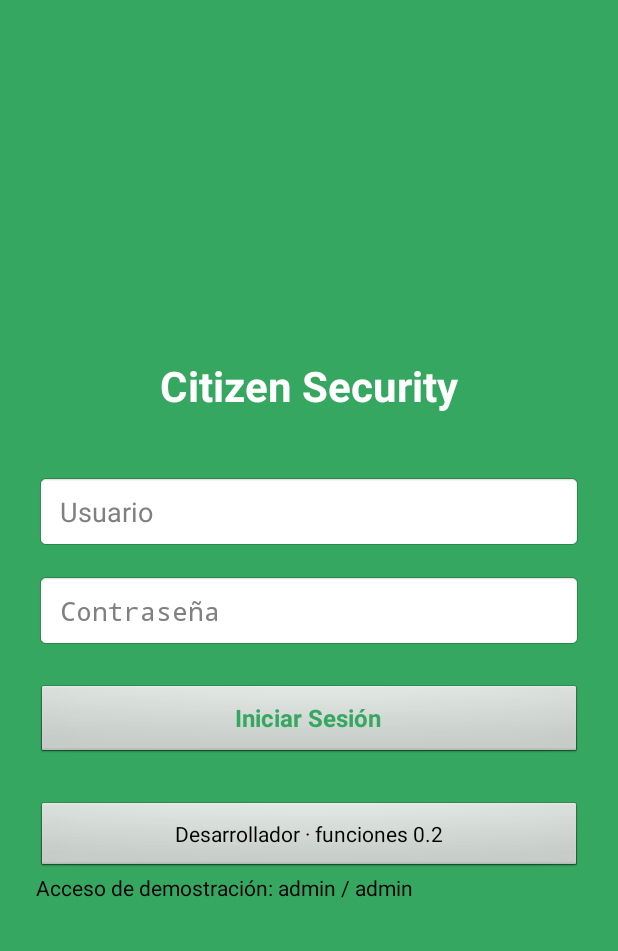
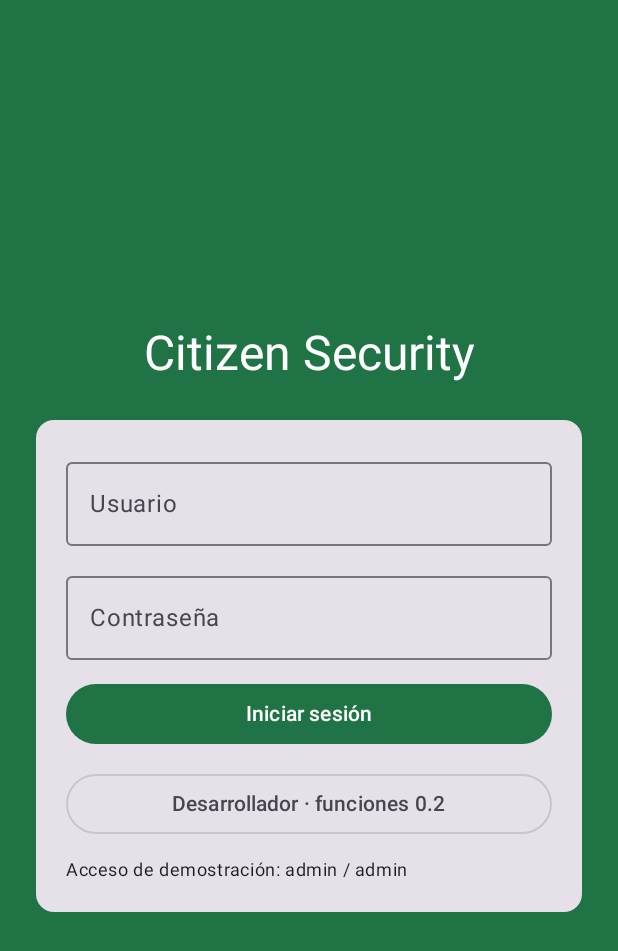
Before and after one commit to Spidey123134/citizensecurity, an Android app built with Jetpack Compose: the screen it shows after launch (MainActivity), on a phone screen of 412 x 824 dp. Shown: the top 951 px of the screen. Run offline under Robolectric (Android 15) with nearby library versions, the phone set to English and light mode, and no system bars.

Commit message:
Migrar la demo de CitizenSecurity v0.2.1 a Jetpack Compose
Conserva splash, acceso y herramientas de la release. Organiza las tres pantallas en Kotlin y reutiliza la recepción y la validación del reporte.

```diff
--- a/app/build.gradle.kts
+++ b/app/build.gradle.kts
@@ -10,11 +10,11 @@ android {
     }
     buildToolsVersion = "37.0.0"
     defaultConfig {
-        applicationId = "com.example.citizensecurity"
+        applicationId = "com.example.citizensecurity.composedemo"
         minSdk = 26
         targetSdk = 37
         versionCode = 6
-        versionName = "0.2.1"
+        versionName = "0.2.1-compose-demo"
     }
     buildFeatures { compose = true }
     compileOptions {
--- a/app/src/main/AndroidManifest.xml
+++ b/app/src/main/AndroidManifest.xml
@@ -24,11 +24,13 @@
         <!-- MainActivity (Login) -->
         <activity
             android:name=".MainActivity"
-            android:exported="false" />
+            android:exported="false"
+            android:windowSoftInputMode="adjustResize" />
 
         <activity
             android:name=".release.ReleasedToolsActivity"
-            android:exported="false" />
+            android:exported="false"
+            android:windowSoftInputMode="adjustResize" />
 
     </application>
 
--- a/app/src/main/kotlin/com/example/citizensecurity/MainActivity.kt
+++ b/app/src/main/kotlin/com/example/citizensecurity/MainActivity.kt
@@ -1,9 +1,15 @@
 package com.example.citizensecurity
 
+import android.content.Intent
 import android.os.Bundle
 import androidx.activity.ComponentActivity
+import androidx.activity.compose.setContent
+import androidx.activity.enableEdgeToEdge
 import androidx.lifecycle.ViewModelProvider
+import com.example.citizensecurity.release.ReleasedToolsActivity
 import com.example.citizensecurity.report.ReportViewModel
+import com.example.citizensecurity.screen.CitizenSecurityTheme
+import com.example.citizensecurity.screen.HomeScreen
 
 class MainActivity : ComponentActivity() {
     val reportViewModel: ReportViewModel by lazy {
@@ -13,7 +19,15 @@ class MainActivity : ComponentActivity() {
 
     override fun onCreate(savedInstanceState: Bundle?) {
         super.onCreate(savedInstanceState)
-        setContentView(R.layout.activity_main)
-        ReleasedEntry.attach(this)
+        enableEdgeToEdge()
+        setContent {
+            CitizenSecurityTheme {
+                HomeScreen(onOpenTools = ::openTools)
+            }
+        }
+    }
+
+    private fun openTools() {
+        startActivity(Intent(this, ReleasedToolsActivity::class.java))
     }
 }
--- a/app/src/main/kotlin/com/example/citizensecurity/ReleasedEntry.kt
+++ /dev/null
@@ -1,47 +0,0 @@
-package com.example.citizensecurity
-
-import android.content.Intent
-import android.graphics.Color
-import android.widget.Button
-import android.widget.EditText
-import android.widget.LinearLayout
-import android.widget.TextView
-import androidx.activity.ComponentActivity
-import com.example.citizensecurity.release.DemoLogin
-import com.example.citizensecurity.release.ReleasedToolsActivity
-
-internal object ReleasedEntry {
-    fun attach(activity: ComponentActivity) {
-        val container = activity.findViewById<LinearLayout>(R.id.main_container)
-        val button = Button(activity).apply {
-            id = R.id.released_tools_entry
-            setText(R.string.released_tools_entry)
-            setOnClickListener { openTools(activity) }
-        }
-        val params = LinearLayout.LayoutParams(
-            LinearLayout.LayoutParams.MATCH_PARENT,
-            LinearLayout.LayoutParams.WRAP_CONTENT,
-        ).apply { topMargin = (12 * activity.resources.displayMetrics.density).toInt() }
-        container.addView(button, container.childCount - 1, params)
-        container.addView(TextView(activity).apply {
-            setText(R.string.demo_login_hint)
-            setTextColor(Color.BLACK)
-        }, container.childCount - 1)
-
-        val username = activity.findViewById<EditText>(R.id.user)
-        val password = activity.findViewById<EditText>(R.id.pass)
-        activity.findViewById<Button>(R.id.login_button).setOnClickListener {
-            if (DemoLogin.accepts(username.text.toString(), password.text.toString())) {
-                password.error = null
-                password.text.clear()
-                openTools(activity)
-            } else {
-                password.error = activity.getString(R.string.demo_login_error)
-            }
-        }
-    }
-
-    private fun openTools(activity: ComponentActivity) {
-        activity.startActivity(Intent(activity, ReleasedToolsActivity::class.java))
-    }
-}
--- a/app/src/main/kotlin/com/example/citizensecurity/SplashActivity.kt
+++ b/app/src/main/kotlin/com/example/citizensecurity/SplashActivity.kt
@@ -2,22 +2,25 @@ package com.example.citizensecurity
 
 import android.content.Intent
 import android.os.Bundle
-import android.os.Handler
-import android.os.Looper
 import androidx.activity.ComponentActivity
+import androidx.activity.compose.setContent
+import androidx.activity.enableEdgeToEdge
+import androidx.compose.runtime.LaunchedEffect
+import com.example.citizensecurity.screen.CitizenSecurityTheme
+import com.example.citizensecurity.screen.SplashScreen
+import kotlinx.coroutines.delay
 
 class SplashActivity : ComponentActivity() {
-
-    private val splashTimeout: Long = 3000
-
     override fun onCreate(savedInstanceState: Bundle?) {
         super.onCreate(savedInstanceState)
-        setContentView(R.layout.activity_splash)
-
-        Handler(Looper.getMainLooper()).postDelayed({
-            val intent = Intent(this, MainActivity::class.java)
-            startActivity(intent)
-            finish()
-        }, splashTimeout)
+        enableEdgeToEdge()
+        setContent {
+            CitizenSecurityTheme { SplashScreen() }
+            LaunchedEffect(Unit) {
+                delay(3_000)
+                startActivity(Intent(this@SplashActivity, MainActivity::class.java))
+                finish()
+            }
+        }
     }
 }
--- /dev/null
+++ b/app/src/main/kotlin/com/example/citizensecurity/screen/CitizenSecurityTheme.kt
@@ -0,0 +1,24 @@
+package com.example.citizensecurity.screen
+
+import androidx.compose.foundation.isSystemInDarkTheme
+import androidx.compose.material3.MaterialTheme
+import androidx.compose.material3.darkColorScheme
+import androidx.compose.material3.lightColorScheme
+import androidx.compose.runtime.Composable
+import androidx.compose.ui.graphics.Color
+
+internal val CitizenGreen = Color(0xFF207345)
+
+private val lightColors = lightColorScheme(primary = CitizenGreen)
+private val darkColors = darkColorScheme(
+    primary = Color(0xFF96D6AC),
+    onPrimary = Color(0xFF00391F),
+)
+
+@Composable
+internal fun CitizenSecurityTheme(content: @Composable () -> Unit) {
+    MaterialTheme(
+        colorScheme = if (isSystemInDarkTheme()) darkColors else lightColors,
+        content = content,
+    )
+}
--- /dev/null
+++ b/app/src/main/kotlin/com/example/citizensecurity/screen/HomeScreen.kt
@@ -0,0 +1,122 @@
+package com.example.citizensecurity.screen
+
+import androidx.compose.foundation.layout.Arrangement
+import androidx.compose.foundation.layout.BoxWithConstraints
+import androidx.compose.foundation.layout.Column
+import androidx.compose.foundation.layout.fillMaxSize
+import androidx.compose.foundation.layout.fillMaxWidth
+import androidx.compose.foundation.layout.heightIn
+import androidx.compose.foundation.layout.imePadding
+import androidx.compose.foundation.layout.padding
+import androidx.compose.foundation.layout.safeDrawingPadding
+import androidx.compose.foundation.layout.widthIn
+import androidx.compose.foundation.rememberScrollState
+import androidx.compose.foundation.text.KeyboardOptions
+import androidx.compose.foundation.verticalScroll
+import androidx.compose.material3.Button
+import androidx.compose.material3.Card
+import androidx.compose.material3.MaterialTheme
+import androidx.compose.material3.OutlinedButton
+import androidx.compose.material3.OutlinedTextField
+import androidx.compose.material3.Surface
+import androidx.compose.material3.Text
+import androidx.compose.runtime.Composable
+import androidx.compose.runtime.getValue
+import androidx.compose.runtime.mutableStateOf
+import androidx.compose.runtime.remember
+import androidx.compose.runtime.saveable.rememberSaveable
+import androidx.compose.runtime.setValue
+import androidx.compose.ui.Alignment
+import androidx.compose.ui.Modifier
+import androidx.compose.ui.graphics.Color
+import androidx.compose.ui.platform.LocalFocusManager
+import androidx.compose.ui.res.stringResource
+import androidx.compose.ui.text.input.KeyboardType
+import androidx.compose.ui.text.input.PasswordVisualTransformation
+import androidx.compose.ui.unit.dp
+import com.example.citizensecurity.R
+import com.example.citizensecurity.release.DemoLogin
+
+@Composable
+internal fun HomeScreen(onOpenTools: () -> Unit) {
+    var username by rememberSaveable { mutableStateOf("") }
+    var password by remember { mutableStateOf("") }
+    var loginError by remember { mutableStateOf(false) }
+    val focus = LocalFocusManager.current
+
+    Surface(Modifier.fillMaxSize(), color = CitizenGreen, contentColor = Color.White) {
+        BoxWithConstraints(
+            modifier = Modifier.fillMaxSize().safeDrawingPadding().imePadding(),
+            contentAlignment = Alignment.TopCenter,
+        ) {
+            Column(
+                modifier = Modifier
+                    .widthIn(max = 480.dp)
+                    .fillMaxWidth()
+                    .verticalScroll(rememberScrollState())
+                    .heightIn(min = maxHeight)
+                    .padding(24.dp),
+                horizontalAlignment = Alignment.CenterHorizontally,
+                verticalArrangement = Arrangement.spacedBy(24.dp, Alignment.CenterVertically),
+            ) {
+                Text(stringResource(R.string.brand_name), style = MaterialTheme.typography.headlineLarge)
+                Card(Modifier.fillMaxWidth()) {
+                    Column(
+                        modifier = Modifier.padding(20.dp),
+                        verticalArrangement = Arrangement.spacedBy(12.dp),
+                    ) {
+                        OutlinedTextField(
+                            value = username,
+                            onValueChange = {
+                                username = it
+                                loginError = false
+                            },
+                            modifier = Modifier.fillMaxWidth(),
+                            label = { Text(stringResource(R.string.login_username)) },
+                            singleLine = true,
+                        )
+                        OutlinedTextField(
+                            value = password,
+                            onValueChange = {
+                                password = it
+                                loginError = false
+                            },
+                            modifier = Modifier.fillMaxWidth(),
+                            label = { Text(stringResource(R.string.login_password)) },
+                            singleLine = true,
+                            visualTransformation = PasswordVisualTransformation(),
+                            keyboardOptions = KeyboardOptions(keyboardType = KeyboardType.Password),
+                            isError = loginError,
+                        )
+                        if (loginError) {
+                            Text(stringResource(R.string.demo_login_error), color = MaterialTheme.colorScheme.error)
+                        }
+                        Button(
+                            onClick = {
+                                if (DemoLogin.accepts(username, password)) {
+                                    password = ""
+                                    focus.clearFocus()
+                                    onOpenTools()
+                                } else {
+                                    loginError = true
+                                }
+                            },
+                            modifier = Modifier.fillMaxWidth(),
+                        ) { Text(stringResource(R.string.login_action)) }
+                        OutlinedButton(
+                            onClick = {
+                                focus.clearFocus()
+                                onOpenTools()
+                            },
+                            modifier = Modifier.fillMaxWidth(),
+                        ) { Text(stringResource(R.string.released_tools_entry)) }
+                        Text(
+                            stringResource(R.string.demo_login_hint),
+                            style = MaterialTheme.typography.bodySmall,
+                        )
+                    }
+                }
+            }
+        }
+    }
+}
--- /dev/null
+++ b/app/src/main/kotlin/com/example/citizensecurity/screen/SplashScreen.kt
@@ -0,0 +1,32 @@
+package com.example.citizensecurity.screen
+
+import androidx.compose.foundation.layout.Arrangement
+import androidx.compose.foundation.layout.Column
+import androidx.compose.foundation.layout.fillMaxSize
+import androidx.compose.foundation.layout.safeDrawingPadding
+import androidx.compose.material3.CircularProgressIndicator
+import androidx.compose.material3.MaterialTheme
+import androidx.compose.material3.Surface
+import androidx.compose.material3.Text
+import androidx.compose.runtime.Composable
+import androidx.compose.ui.Alignment
+import androidx.compose.ui.Modifier
+import androidx.compose.ui.graphics.Color
+import androidx.compose.ui.res.stringResource
+import androidx.compose.ui.unit.dp
+import com.example.citizensecurity.R
+
+@Composable
+internal fun SplashScreen() {
+    Surface(Modifier.fillMaxSize(), color = CitizenGreen, contentColor = Color.White) {
+        Column(
+            modifier = Modifier.fillMaxSize().safeDrawingPadding(),
+            horizontalAlignment = Alignment.CenterHorizontally,
+            verticalArrangement = Arrangement.spacedBy(16.dp, Alignment.CenterVertically),
+        ) {
+            Text(stringResource(R.string.brand_name), style = MaterialTheme.typography.headlineLarge)
+            CircularProgressIndicator(color = Color.White)
+            Text(stringResource(R.string.splash_loading))
+        }
+    }
+}
--- a/app/src/main/res/layout/activity_main.xml
+++ /dev/null
@@ -1,80 +0,0 @@
-<?xml version="1.0" encoding="utf-8"?>
-<LinearLayout xmlns:android="http://schemas.android.com/apk/res/android"
-    android:id="@+id/main_container"
-    android:layout_width="match_parent"
-    android:layout_height="match_parent"
-    android:background="#36A760"
-    android:gravity="center_horizontal"
-    android:orientation="vertical"
-    android:padding="24dp">
-
-    <!-- Espaciador superior -->
-    <View
-        android:layout_width="match_parent"
-        android:layout_height="0dp"
-        android:layout_weight="1" />
-
-    <!-- Logotipo -->
-
-    <!-- Título Citizen Security -->
-    <TextView
-        android:id="@+id/title_view"
-        android:layout_width="wrap_content"
-        android:layout_height="wrap_content"
-        android:layout_marginTop="16dp"
-        android:text="Citizen Security"
-        android:textColor="#FFFFFF"
-        android:textSize="28sp"
-        android:textStyle="bold" />
-
-    <!-- Campo Username -->
-    <EditText
-        android:id="@+id/user"
-        android:layout_width="match_parent"
-        android:layout_height="50dp"
-        android:layout_marginTop="40dp"
-        android:background="@android:drawable/editbox_background_normal"
-
-        android:drawablePadding="12dp"
-        android:hint="Usuario"
-        android:inputType="text"
-        android:paddingStart="16dp"
-        android:paddingEnd="16dp" />
-
-    <!-- Campo Password -->
-    <EditText
-        android:id="@+id/pass"
-        android:layout_width="match_parent"
-        android:layout_height="50dp"
-        android:layout_marginTop="16dp"
-        android:background="@android:drawable/editbox_background_normal"
-        android:drawablePadding="12dp"
-        android:hint="Contraseña"
-        android:inputType="textPassword"
-        android:paddingStart="16dp"
-        android:paddingEnd="16dp" />
-
-    <!-- Botón Login -->
-    <Button
-        android:id="@+id/login_button"
-        android:layout_width="match_parent"
-        android:layout_height="50dp"
-        android:layout_marginTop="24dp"
-        android:text="Iniciar Sesión"
-        android:textColor="#36A760"
-        android:textSize="16sp"
-        android:textStyle="bold" />
-
-    <!-- Enlaces inferiores -->
-    <RelativeLayout
-        android:layout_width="match_parent"
-        android:layout_height="wrap_content"
-        android:layout_marginTop="16dp"/>
-
-    <!-- Espaciador inferior -->
-    <View
-        android:layout_width="match_parent"
-        android:layout_height="0dp"
-        android:layout_weight="1" />
-
-</LinearLayout>
--- a/app/src/main/res/values/release_tools.xml
+++ b/app/src/main/res/values/release_tools.xml
@@ -1,5 +1,4 @@
 <resources>
-    <item name="released_tools_entry" type="id" />
     <string name="released_tools_entry">Desarrollador · funciones 0.2</string>
     <string name="demo_login_hint">Acceso de demostración: admin / admin</string>
     <string name="demo_login_error">Usa admin / admin para el acceso de demostración.</string>
--- a/app/src/main/res/values/strings.xml
+++ b/app/src/main/res/values/strings.xml
@@ -1,3 +1,8 @@
 <resources>
-    <string name="app_name">CITIZENSECURITY</string>
+    <string name="app_name">CitizenSecurity Demo Compose</string>
+    <string name="brand_name">Citizen Security</string>
+    <string name="splash_loading">Cargando…</string>
+    <string name="login_username">Usuario</string>
+    <string name="login_password">Contraseña</string>
+    <string name="login_action">Iniciar sesión</string>
 </resources>
```
Also changed, not shown: app/src/main/kotlin/com/example/citizensecurity/screen/ReleasedToolsScreen.kt (added, +176 -0 lines), app/src/main/res/layout/activity_released_tools.xml (deleted, +0 -52 lines), app/src/main/res/layout/activity_splash.xml (deleted, +0 -37 lines), 5 other files.
